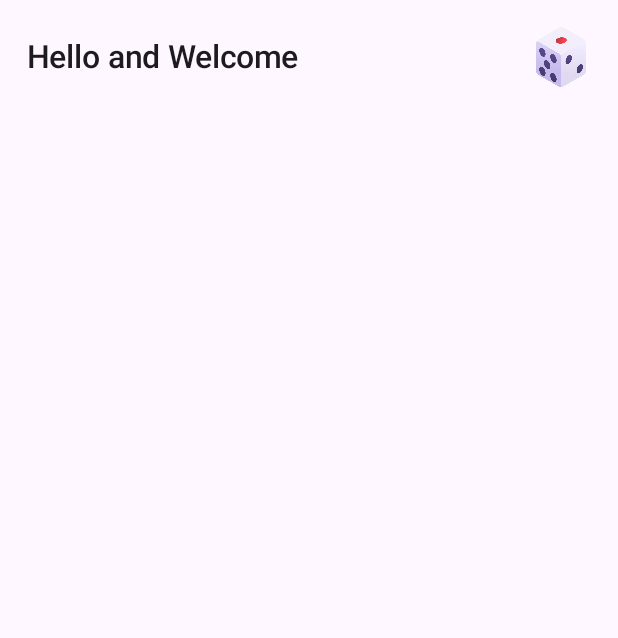
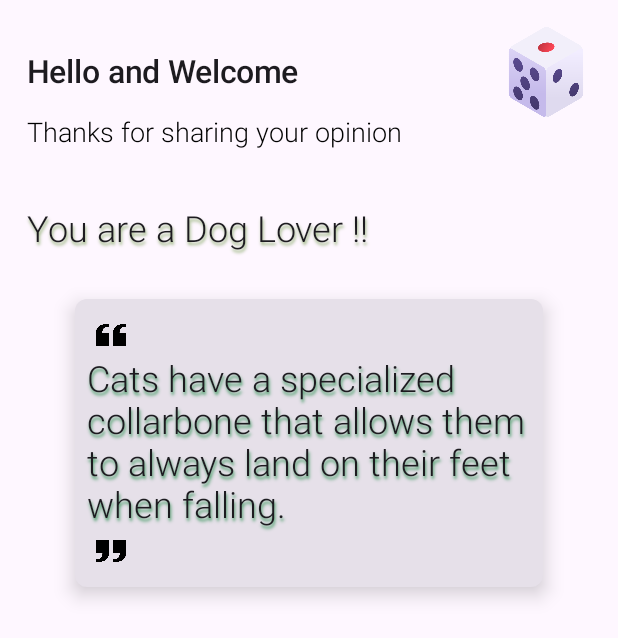
Before and after one commit to toufiqism/compose-journey, an Android app built with Jetpack Compose: the @Preview function WelcomeScreenPreview, on a phone screen of 412 x 824 dp. Shown: the top 638 px of the screen. Run offline under Robolectric (Android 15) with nearby library versions, the phone set to English and light mode, and no system bars.

Commit message:
Finishing touches for the project

```diff
--- a/MyComposeApplication/app/build.gradle.kts
+++ b/MyComposeApplication/app/build.gradle.kts
@@ -52,6 +52,7 @@ android {
 dependencies {
 
     implementation("androidx.core:core-ktx:1.12.0")
+    implementation("androidx.core:core-splashscreen:1.0.1")
     implementation("androidx.lifecycle:lifecycle-runtime-ktx:2.7.0")
     implementation("androidx.activity:activity-compose:1.8.2")
     implementation(platform("androidx.compose:compose-bom:2024.02.01"))
--- a/MyComposeApplication/app/src/main/AndroidManifest.xml
+++ b/MyComposeApplication/app/src/main/AndroidManifest.xml
@@ -10,13 +10,13 @@
         android:label="@string/app_name"
         android:roundIcon="@mipmap/ic_launcher_round"
         android:supportsRtl="true"
-        android:theme="@style/Theme.MyComposeApplication"
+        android:theme="@style/SplashScreenTheme"
         tools:targetApi="31">
         <activity
             android:name=".MainActivity"
             android:exported="true"
             android:label="@string/app_name"
-            android:theme="@style/Theme.MyComposeApplication">
+            android:theme="@style/SplashScreenTheme">
             <intent-filter>
                 <action android:name="android.intent.action.MAIN" />
 
--- a/MyComposeApplication/app/src/main/java/com/toufiq/mycomposeapplication/MainActivity.kt
+++ b/MyComposeApplication/app/src/main/java/com/toufiq/mycomposeapplication/MainActivity.kt
@@ -10,6 +10,7 @@ import androidx.compose.material3.Text
 import androidx.compose.runtime.Composable
 import androidx.compose.ui.Modifier
 import androidx.compose.ui.tooling.preview.Preview
+import androidx.core.splashscreen.SplashScreen.Companion.installSplashScreen
 import androidx.navigation.compose.NavHost
 import androidx.navigation.compose.composable
 import androidx.navigation.compose.rememberNavController
@@ -22,6 +23,7 @@ import com.toufiq.mycomposeapplication.ui.theme.MyComposeApplicationTheme
 class MainActivity : ComponentActivity() {
     override fun onCreate(savedInstanceState: Bundle?) {
         super.onCreate(savedInstanceState)
+        installSplashScreen()
         setContent {
             MyComposeApplicationTheme (darkTheme = false){
                 FunFactsApp()
--- /dev/null
+++ b/MyComposeApplication/app/src/main/java/com/toufiq/mycomposeapplication/ui/FactsViewModel.kt
@@ -0,0 +1,54 @@
+package com.toufiq.mycomposeapplication.ui
+
+import androidx.lifecycle.ViewModel
+
+class FactsViewModel : ViewModel() {
+
+    fun generateRandomFact(selectedAnimal: String): String {
+        return if (selectedAnimal == "dog") {
+            getDogFacts().random()
+        } else {
+            getCatFacts().random()
+        }
+    }
+
+    fun getDogFacts(): List<String> {
+        return listOf(
+            "Dogs have a sense of time and can distinguish between short time intervals.",
+            "The Basenji dog is known as the 'barkless dog' because it doesn't bark like other breeds.",
+            "Dogs have a wet nose to help absorb scent chemicals.",
+            "The Newfoundland breed has webbed feet, making them excellent swimmers.",
+            "Dalmatian puppies are born completely white and develop their spots as they grow older.",
+            "Dogs have an extraordinary sense of smell, estimated to be tens of thousands to 100,000 times more sensitive than humans.",
+            "Dogs can learn to understand hundreds of words and commands.",
+            "The Basenji dog is the only dog breed that cannot bark.",
+            "The world's oldest known breed is the Saluki, originally bred in Egypt around 329 B.C.",
+            "Dogs dream just like humans do, evidenced by their twitching and paw movements while asleep.",
+            "The Norwegian Lundehund is a dog breed with six toes on each foot.",
+            "Dogs have a sense of direction and can find their way home even if they're miles away.",
+            "Dogs have unique nose prints, much like human fingerprints.",
+            "The world's smallest dog breed is the Chihuahua.",
+            "Dogs have three eyelids: one upper eyelid, one lower eyelid, and a third lid, called a nictitating membrane or 'haw,' which helps protect the eye."
+        )
+    }
+
+    fun getCatFacts(): List<String> {
+        return listOf(
+            "Cats have five toes on their front paws, but only four toes on their back paws.",
+            "The average cat sleeps for around 12-16 hours a day.",
+            "Cats use their whiskers to measure gaps before attempting to go through them.",
+            "A group of cats is called a 'clowder'.",
+            "Cats can rotate their ears 180 degrees.",
+            "Cats have a unique grooming pattern; they lick their fur to cool themselves down and promote blood flow.",
+            "A cat's nose print is as unique as a human's fingerprint.",
+            "Cats can make over 100 different sounds, while dogs make around 10.",
+            "Adult cats don't meow at each other; they reserve this sound for communicating with humans.",
+            "The world's oldest cat on record lived to be 38 years old.",
+            "Cats have a specialized collarbone that allows them to always land on their feet when falling.",
+            "Cats have a third eyelid called the 'haw' that helps protect their eyes.",
+            "Cats have a strong aversion to citrus scents.",
+            "Cats have a special reflective layer behind their retinas, which enhances their night vision.",
+            "The technical term for a cat's hairball is 'bezoar'."
+        )
+    }
+}
--- a/MyComposeApplication/app/src/main/java/com/toufiq/mycomposeapplication/ui/components/AppComponents.kt
+++ b/MyComposeApplication/app/src/main/java/com/toufiq/mycomposeapplication/ui/components/AppComponents.kt
@@ -4,6 +4,7 @@ import androidx.compose.foundation.Image
 import androidx.compose.foundation.border
 import androidx.compose.foundation.clickable
 import androidx.compose.foundation.layout.Box
+import androidx.compose.foundation.layout.Column
 import androidx.compose.foundation.layout.Row
 import androidx.compose.foundation.layout.Spacer
 import androidx.compose.foundation.layout.fillMaxSize
@@ -27,7 +28,9 @@ import androidx.compose.runtime.remember
 import androidx.compose.runtime.setValue
 import androidx.compose.ui.Alignment
 import androidx.compose.ui.Modifier
+import androidx.compose.ui.geometry.Offset
 import androidx.compose.ui.graphics.Color
+import androidx.compose.ui.graphics.Shadow
 import androidx.compose.ui.platform.LocalFocusManager
 import androidx.compose.ui.res.painterResource
 import androidx.compose.ui.text.TextStyle
@@ -38,6 +41,7 @@ import androidx.compose.ui.unit.TextUnit
 import androidx.compose.ui.unit.dp
 import androidx.compose.ui.unit.sp
 import com.toufiq.mycomposeapplication.R
+import com.toufiq.mycomposeapplication.ui.theme.Utils
 
 @Composable
 fun AppBarView(text: String) {
@@ -54,7 +58,7 @@ fun AppBarView(text: String) {
         Image(
             painter = painterResource(id = R.drawable.ic_dice),
             contentDescription = "dice logo",
-            modifier = Modifier.size(40.dp)
+            modifier = Modifier.size(60.dp)
         )
     }
 }
@@ -117,6 +121,7 @@ fun AnimalCard(image: Int, selected: Boolean, onAnimalSelected: (animalName: Str
             .size(130.dp),
         elevation = CardDefaults.cardElevation(4.dp)
     ) {
+        val localFocusManager = LocalFocusManager.current
         Box(
             modifier = Modifier
                 .fillMaxSize()
@@ -128,6 +133,7 @@ fun AnimalCard(image: Int, selected: Boolean, onAnimalSelected: (animalName: Str
                 .clickable {
                     val animalName = if (image == R.drawable.ic_dog) "dog" else "cat"
                     onAnimalSelected(animalName)
+                    localFocusManager.clearFocus()
                 }
 
         ) {
@@ -170,3 +176,46 @@ fun ButtonComponent(onClick: () -> Unit) {
 fun ButtonComponentPreview() {
     ButtonComponent({})
 }
+
+
+@Composable
+fun TextWithShadow(text: String) {
+    val shadowOffset = Offset(x = 1f, y = 3f)
+
+    Text(
+        text = text,
+        fontSize = 24.sp,
+        fontWeight = FontWeight.Light,
+        style = TextStyle(shadow = Shadow(color = Utils.generateRandomColors(), shadowOffset, 2f))
+    )
+}
+
+@Preview(showBackground = true)
+@Composable
+fun TextWithShadowPreview() {
+    TextWithShadow("Hello")
+}
+
+
+@Composable
+fun FactComposable(value: String) {
+    Card(
+        modifier = Modifier
+            .padding(32.dp)
+            .fillMaxWidth(),
+        shape = RoundedCornerShape(8.dp),
+        elevation = CardDefaults.cardElevation(8.dp)
+    ) {
+        Column(Modifier.padding(8.dp)) {
+            Image(painter = painterResource(id = R.drawable.ic_open), contentDescription = "open",Modifier.size(32.dp).padding(6.dp))
+            TextWithShadow(text = value)
+            Image(painter = painterResource(id = R.drawable.ic_close), contentDescription = "close",Modifier.size(32.dp).padding(6.dp))
+        }
+    }
+}
+
+@Preview(showBackground = true)
+@Composable
+fun FactComposablePreview() {
+    FactComposable(value = "Hello")
+}
--- a/MyComposeApplication/app/src/main/java/com/toufiq/mycomposeapplication/ui/screens/UserInputScreen.kt
+++ b/MyComposeApplication/app/src/main/java/com/toufiq/mycomposeapplication/ui/screens/UserInputScreen.kt
@@ -83,8 +83,8 @@ fun UserInputScreen(
                 ButtonComponent(onClick = {
                     onNavigate(
                         Pair(
-                            userInputViewModel.uIState.value.animalSelected,
-                            userInputViewModel.uIState.value.nameEntered
+                            userInputViewModel.uIState.value.nameEntered,
+                            userInputViewModel.uIState.value.animalSelected
                         )
                     )
                 })
--- a/MyComposeApplication/app/src/main/java/com/toufiq/mycomposeapplication/ui/screens/WelcomeScreen.kt
+++ b/MyComposeApplication/app/src/main/java/com/toufiq/mycomposeapplication/ui/screens/WelcomeScreen.kt
@@ -2,19 +2,26 @@ package com.toufiq.mycomposeapplication.ui.screens
 
 import androidx.compose.foundation.clickable
 import androidx.compose.foundation.layout.Column
+import androidx.compose.foundation.layout.Spacer
 import androidx.compose.foundation.layout.fillMaxSize
 import androidx.compose.foundation.layout.fillMaxWidth
 import androidx.compose.foundation.layout.height
 import androidx.compose.foundation.layout.padding
+import androidx.compose.foundation.layout.size
 import androidx.compose.material3.Surface
 import androidx.compose.material3.Text
 import androidx.compose.runtime.Composable
 import androidx.compose.ui.Modifier
 import androidx.compose.ui.tooling.preview.Preview
 import androidx.compose.ui.unit.dp
+import androidx.compose.ui.unit.sp
 import androidx.navigation.NavController
 import androidx.navigation.compose.rememberNavController
+import com.toufiq.mycomposeapplication.ui.FactsViewModel
 import com.toufiq.mycomposeapplication.ui.components.AppBarView
+import com.toufiq.mycomposeapplication.ui.components.FactComposable
+import com.toufiq.mycomposeapplication.ui.components.TextComponent
+import com.toufiq.mycomposeapplication.ui.components.TextWithShadow
 
 @Composable
 fun WelcomeScreen(userName: String?, animalSelected: String?) {
@@ -25,6 +32,21 @@ fun WelcomeScreen(userName: String?, animalSelected: String?) {
                 .padding(18.dp)
         ) {
             AppBarView(text = "Hello and Welcome $userName")
+
+            TextComponent(textValue = "Thanks for sharing your opinion", size = 18.sp)
+
+            Spacer(modifier = Modifier.size(40.dp))
+
+            val selected = if (animalSelected.equals("cat")) {
+                "Cat"
+            } else {
+                "Dog"
+            }
+            TextWithShadow(text = "You are a $selected Lover !!")
+
+            val factsViewModel=FactsViewModel()
+
+            FactComposable(value = factsViewModel.generateRandomFact(animalSelected!!))
         }
 
     }
--- /dev/null
+++ b/MyComposeApplication/app/src/main/java/com/toufiq/mycomposeapplication/ui/theme/Utils.kt
@@ -0,0 +1,16 @@
+package com.toufiq.mycomposeapplication.ui.theme
+
+import androidx.compose.ui.graphics.Color
+import androidx.compose.ui.text.TextStyle
+import kotlin.random.Random
+
+object Utils {
+    fun generateRandomColors(): Color {
+        return Color(
+            red = Random.nextFloat(),
+            green = Random.nextFloat(),
+            blue = Random.nextFloat(),
+            alpha = 1f
+        )
+    }
+}
--- a/MyComposeApplication/app/src/main/res/values/themes.xml
+++ b/MyComposeApplication/app/src/main/res/values/themes.xml
@@ -2,4 +2,10 @@
 <resources>
 
     <style name="Theme.MyComposeApplication" parent="android:Theme.Material.Light.NoActionBar" />
+
+    <style name="SplashScreenTheme" parent="Theme.SplashScreen">
+        <item name="windowSplashScreenBackground">@color/white</item>
+        <item name="windowSplashScreenAnimatedIcon">@drawable/img</item>
+        <item name="postSplashScreenTheme">@style/Theme.MyComposeApplication</item>
+    </style>
 </resources>
```
Also changed, not shown: MyComposeApplication/app/src/main/res/drawable/ic_close.png (added), MyComposeApplication/app/src/main/res/drawable/ic_open.png (added).
